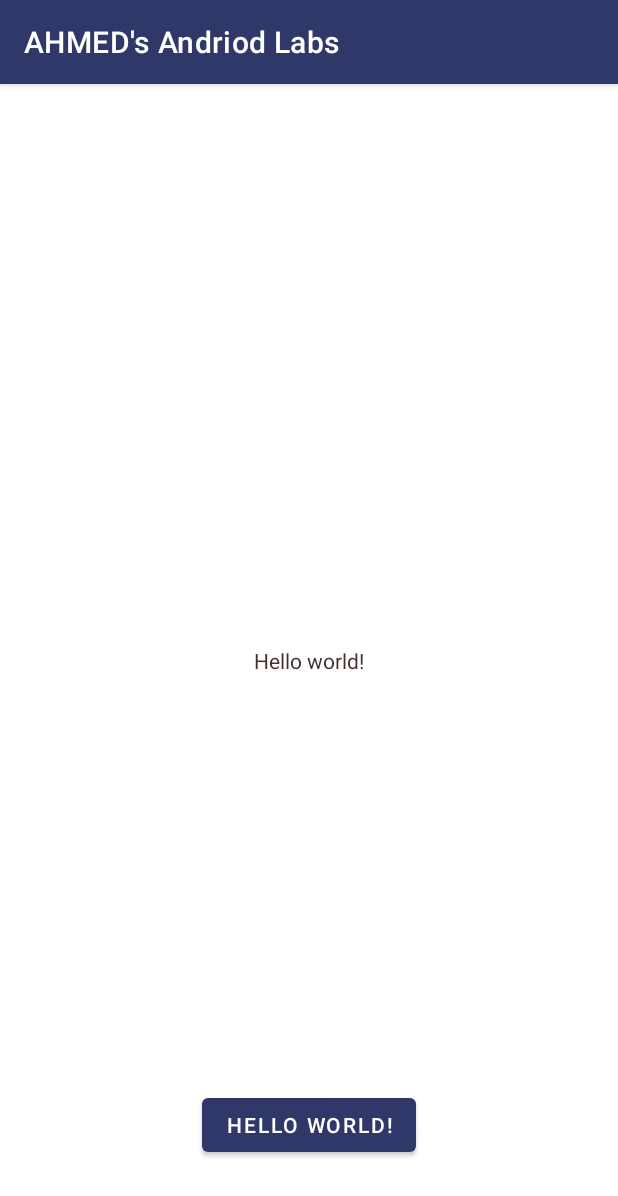
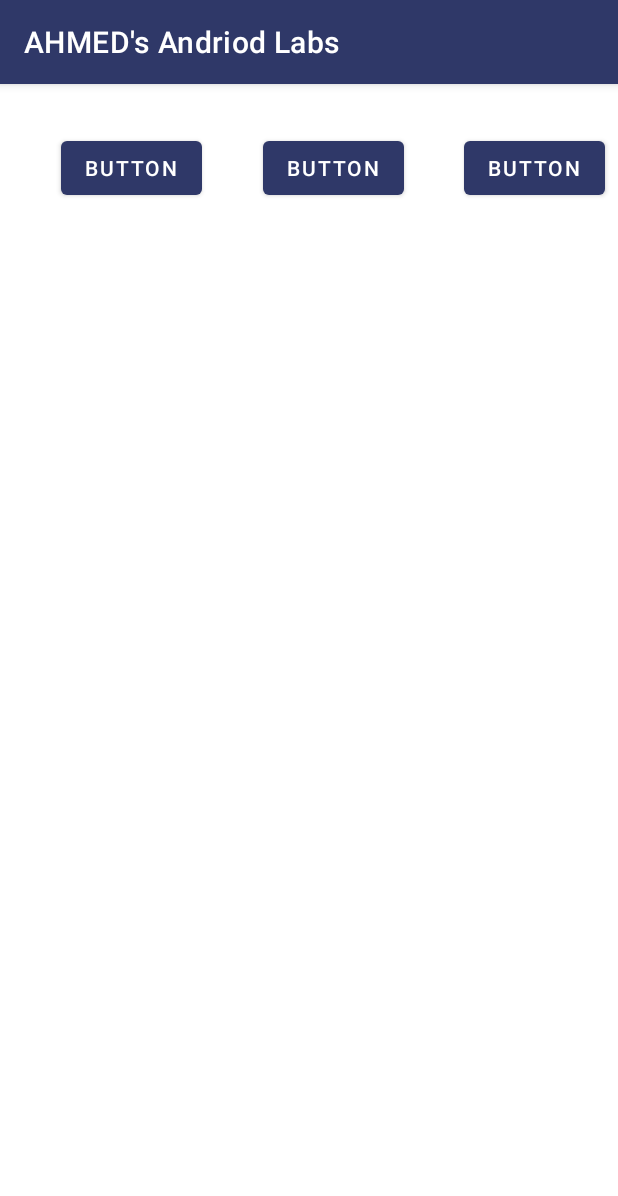
Before and after one commit to oiiin/Android-dev, an Android app: the screen it shows after launch (MainActivity), on a phone screen of 412 x 824 dp. Shown: the top 1196 px of the screen. Run offline under Robolectric (Android 15) with nearby library versions, the phone set to English and light mode, and no system bars.

Commit message:
Finished Step 2

```diff
--- a/app/src/main/res/layout/activity_main.xml
+++ b/app/src/main/res/layout/activity_main.xml
@@ -6,23 +6,37 @@
     android:layout_height="match_parent"
     tools:context=".MainActivity">
 
-    <TextView
+    <Button
+        android:id="@+id/button1"
         android:layout_width="wrap_content"
         android:layout_height="wrap_content"
-        android:text="@string/hello_message"
-        app:layout_constraintBottom_toBottomOf="parent"
-        app:layout_constraintEnd_toEndOf="parent"
+        android:layout_marginStart="32dp"
+        android:layout_marginTop="32dp"
+        android:text="Button"
+        app:layout_constraintEnd_toStartOf="@+id/button2"
+        app:layout_constraintHorizontal_bias="0.5"
         app:layout_constraintStart_toStartOf="parent"
         app:layout_constraintTop_toTopOf="parent" />
 
     <Button
+        android:id="@+id/button2"
         android:layout_width="wrap_content"
         android:layout_height="wrap_content"
-        android:layout_marginBottom="50dp"
-        android:text="@string/hello_message"
-        app:layout_constraintBottom_toBottomOf="parent"
+        android:layout_marginStart="32dp"
+        android:text="Button"
+        app:layout_constraintEnd_toStartOf="@+id/button3"
+        app:layout_constraintHorizontal_bias="0.5"
+        app:layout_constraintStart_toEndOf="@+id/button1"
+        app:layout_constraintTop_toTopOf="@id/button1" />
+
+    <Button
+        android:id="@+id/button3"
+        android:layout_width="wrap_content"
+        android:layout_height="wrap_content"
+        android:layout_marginStart="32dp"
+        android:text="Button"
         app:layout_constraintEnd_toEndOf="parent"
         app:layout_constraintHorizontal_bias="0.5"
-        app:layout_constraintStart_toStartOf="parent" />
-
+        app:layout_constraintStart_toEndOf="@+id/button2"
+        app:layout_constraintTop_toTopOf="@id/button2" />
 </androidx.constraintlayout.widget.ConstraintLayout>
```
